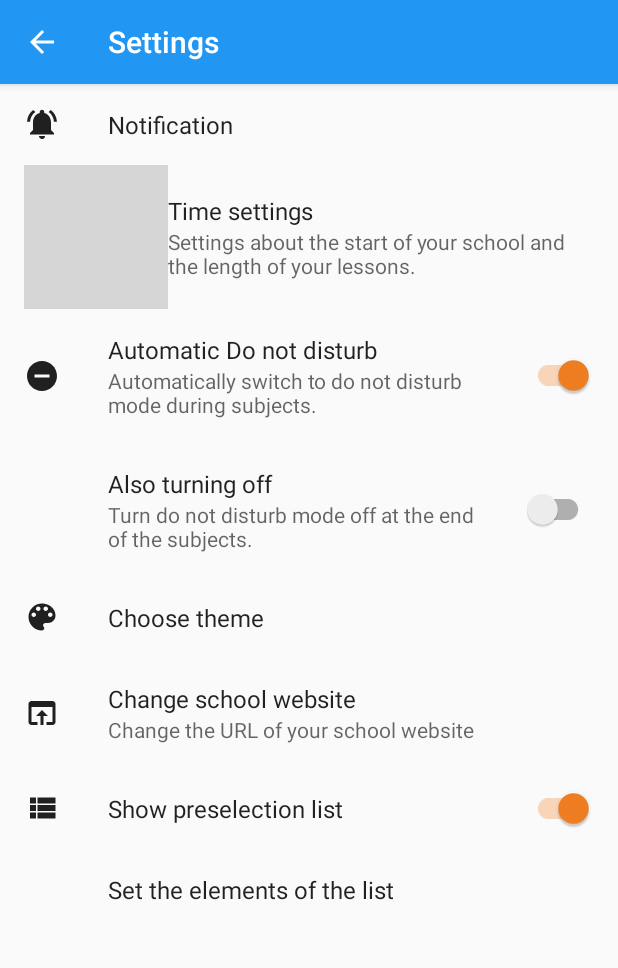
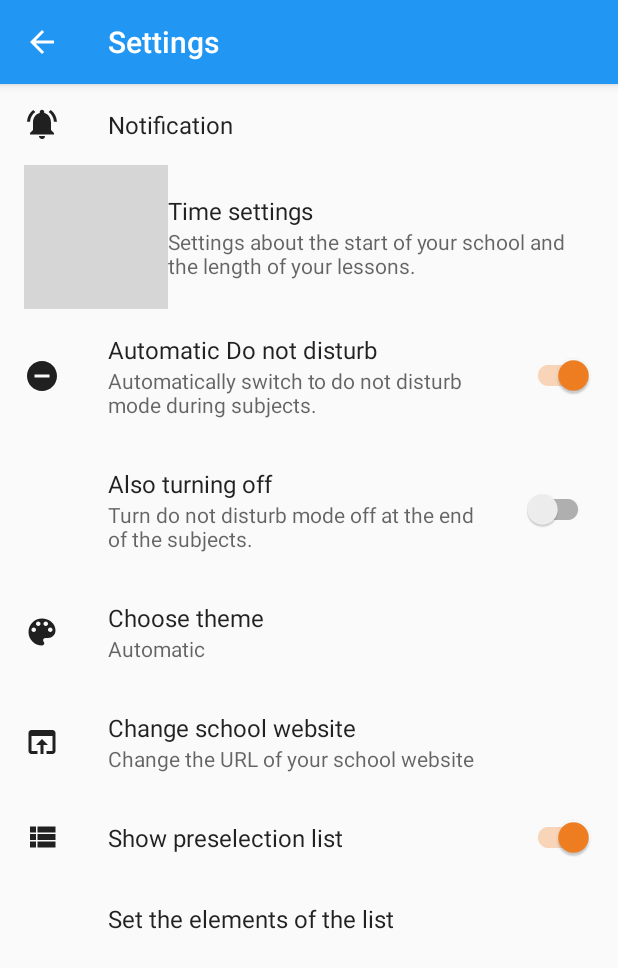
Before and after one commit to dcit202Andriod/Group-19, an Android app: the SettingsFragment screen opened directly, with no data from a screen before it, on a phone screen of 412 x 824 dp. Shown: the top 968 px of the screen. Run offline under Robolectric (Android 15) with nearby library versions, the phone set to English and light mode, and no system bars; our stand-ins replace androidx.preference; libraries missing offline, so code that uses them is left out: com.afollestad.materialdialogs; grey boxes are pictures that could not be loaded.

Commit message:
Update arrays.xml

```diff
--- a/app/src/main/res/values/arrays.xml
+++ b/app/src/main/res/values/arrays.xml
@@ -25,7 +25,12 @@
         <item>@string/theme_auto</item>
     </string-array>
 
-
+<string-array name="theme_array_values">
+        <item>light</item>
+        <item>dark</item>
+        <item>black</item>
+        <item>switch</item>
+    </string-array>
 
     <integer-array name="preselected_subjects_colors">
         <item>@color/art</item>
```
